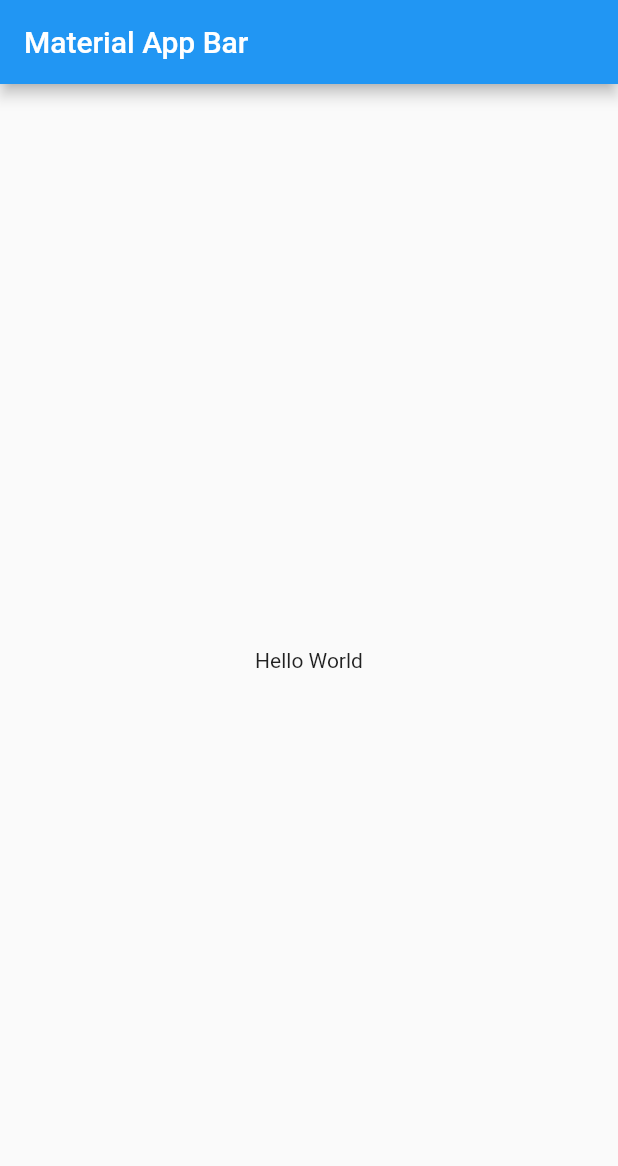
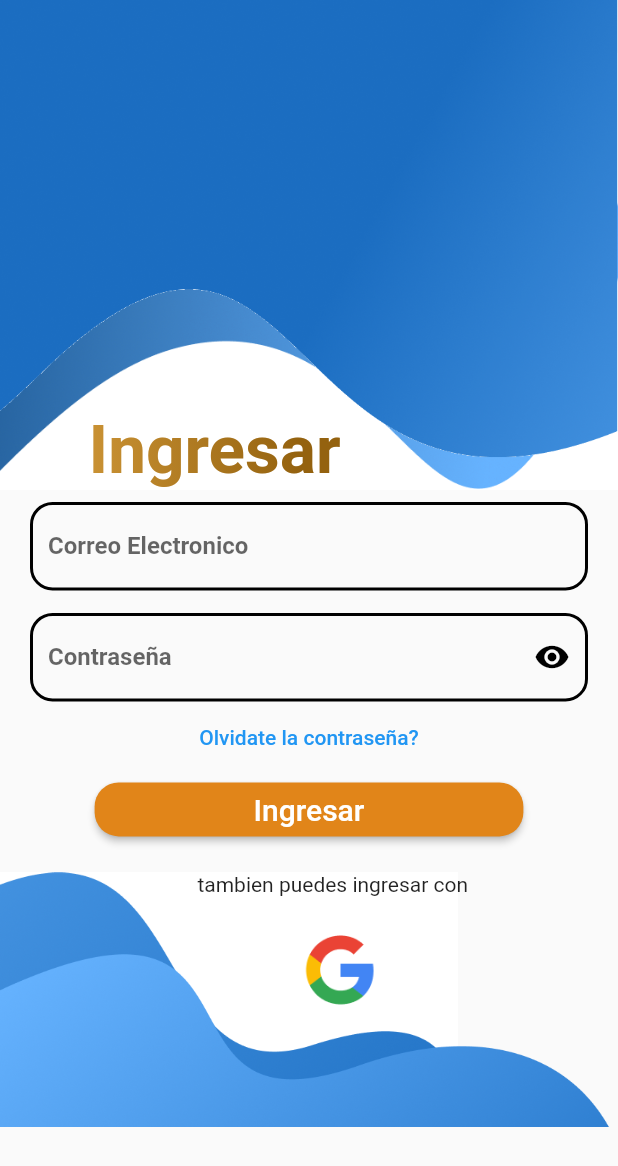
Before and after one commit to el-colosal-2211/Ciclo-4b-, a Flutter app: the screen it shows after launch, on a phone screen of 412 x 824 dp. Shown: the top 1166 px of the screen. Run offline on Flutter 3.47's test engine with Material 2 defaults, Android fonts, the phone set to English and light mode, and no system bars.

Commit message:
Se crea la pantalla del login y la ruta hacia la pantalla de opciones de scan

```diff
--- a/ciclo4b/lib/main.dart
+++ b/ciclo4b/lib/main.dart
@@ -1,4 +1,7 @@
 import 'package:flutter/material.dart';
+
+import 'package:ciclo4b/pages/login_page.dart';
+import 'package:ciclo4b/pages/opcion_scan_page.dart';
 
 void main() => runApp(const MyApp());
 
@@ -8,15 +11,13 @@ class MyApp extends StatelessWidget {
   @override
   Widget build(BuildContext context) {
     return MaterialApp(
-      title: 'Material App',
-      home: Scaffold(
-        appBar: AppBar(
-          title: const Text('Material App Bar'),
-        ),
-        body: const Center(
-          child: Text('Hello World'),
-        ),
-      ),
+      debugShowCheckedModeBanner: false,
+      title: 'CES APP',
+      initialRoute: 'login_page',
+      routes: {
+        'login_page': (_) => const LoginPage(),
+        'opcion_scan_page': (_) => OpcionScanPage(),
+      },
     );
   }
 }
--- a/ciclo4b/lib/pages/login_page.dart
+++ b/ciclo4b/lib/pages/login_page.dart
@@ -0,0 +1,217 @@
+import 'package:flutter/material.dart';
+
+class LoginPage extends StatelessWidget {
+  const LoginPage({super.key});
+
+  @override
+  Widget build(BuildContext context) {
+    return Scaffold(
+      body: SingleChildScrollView(
+        child: Column(
+          children: [
+            _header(),
+            _Formulario(),
+            _botton(),
+          ],
+        ),
+      ),
+    );
+  }
+
+  Widget _header() {
+    return Stack(
+      children: [
+        Padding(
+          padding: const EdgeInsets.only(top: 35.0),
+          child: Image.asset(
+            'assets/login2.png',
+            fit: BoxFit.scaleDown,
+          ),
+        ),
+        // ClipRRect(
+        //   child: Flexible(
+        //     child: Image.asset(
+        //       'assets/login4.png',
+        //       fit: BoxFit.cover,
+        //     ),
+        //   ),
+        // ),
+        Image.asset(
+          'assets/login1.png',
+          fit: BoxFit.contain,
+        ),
+        Positioned(bottom: 0, right: 185, child: _textoIngreso())
+      ],
+    );
+  }
+
+  Widget _textoIngreso() {
+    final Shader linearGradient = const LinearGradient(
+      colors: <Color>[Color(0xffE0A643), Color(0xff94620F)],
+    ).createShader(const Rect.fromLTWH(0.0, 0.0, 200.0, 70.0));
+    return Container(
+      alignment: Alignment.topLeft,
+      margin: const EdgeInsets.only(left: 20.0),
+      child: Text(
+        'Ingresar',
+        style: TextStyle(
+          fontWeight: FontWeight.bold,
+          fontSize: 45,
+          foreground: Paint()..shader = linearGradient,
+        ),
+      ),
+    );
+  }
+
+  Widget _botton() {
+    return Stack(
+      alignment: Alignment.bottomLeft,
+      children: [
+        SizedBox(
+          height: 170,
+          child: Image.asset(
+            'assets/login3.png',
+            fit: BoxFit.scaleDown,
+          ),
+        ),
+        Image.asset(
+          'assets/login5.png',
+          fit: BoxFit.contain,
+        ),
+        const Positioned(
+          top: 0,
+          right: 100,
+          child: Text('tambien puedes ingresar con'),
+        ),
+        Positioned(
+          top: 30,
+          right: 160,
+          child: GestureDetector(
+            onTap: () {},
+            child: Container(
+              margin: const EdgeInsets.only(top: 10.0),
+              height: 50.0,
+              child: Image.asset('assets/google.png'),
+            ),
+          ),
+        ),
+      ],
+    );
+  }
+}
+
+class _Formulario extends StatelessWidget {
+  final formKey = GlobalKey<FormState>();
+
+  //
+  @override
+  Widget build(BuildContext context) {
+    return Form(
+      key: formKey,
+      child: Padding(
+        padding: const EdgeInsets.symmetric(horizontal: 20.0, vertical: 8.0),
+        child: Column(
+          children: [
+            _campoCorreoElectronico(),
+            const SizedBox(height: 15.0),
+            _campoClave(),
+            TextButton(
+              onPressed: () {},
+              child: const Text('Olvidate la contraseña?'),
+            ),
+            _botonIngresar(context),
+            const SizedBox(height: 10.0),
+          ],
+        ),
+      ),
+    );
+  }
+
+  Widget _campoCorreoElectronico() {
+    return TextFormField(
+      keyboardType: TextInputType.emailAddress,
+      decoration: const InputDecoration(
+        errorBorder: OutlineInputBorder(
+            borderRadius: BorderRadius.all(Radius.circular(10.0)),
+            borderSide: BorderSide(color: Colors.red, width: 2)),
+        enabledBorder: OutlineInputBorder(
+          borderSide: BorderSide(width: 2.0),
+          borderRadius: BorderRadius.all(
+            Radius.circular(15.0),
+          ),
+        ),
+        labelText: 'Correo Electronico',
+        labelStyle: TextStyle(fontWeight: FontWeight.bold),
+      ),
+      validator: (value) {
+        if (value == null || value.isEmpty) {
+          return 'El correo electronico es Obligatorio';
+        }
+        if (!value.contains('@') && !value.contains('.')) {
+          return 'El correo no es valido';
+        }
+        return null;
+      },
+    );
+  }
+
+  Widget _campoClave() {
+    return TextFormField(
+      obscureText: true,
+      decoration: const InputDecoration(
+        errorBorder: OutlineInputBorder(
+            borderRadius: BorderRadius.all(Radius.circular(10.0)),
+            borderSide: BorderSide(color: Colors.red, width: 2)),
+        enabledBorder: OutlineInputBorder(
+          borderSide: BorderSide(width: 2.0),
+          borderRadius: BorderRadius.all(
+            Radius.circular(15.0),
+          ),
+        ),
+        suffixIcon: Icon(
+          Icons.remove_red_eye,
+          color: Colors.black,
+        ),
+        labelText: 'Contraseña',
+        labelStyle: TextStyle(fontWeight: FontWeight.bold),
+      ),
+      validator: (value) {
+        if (value == null || value.isEmpty) {
+          return 'La contraseña es Obligatorio';
+        }
+        //TODO: Preguntar que  no esta validando esta condicion
+        if (value.length == 6) {
+          return "Debe contener 6 caracteres";
+        }
+      },
+    );
+  }
+
+  Widget _botonIngresar(BuildContext context) {
+    return ElevatedButton(
+      style: ButtonStyle(
+        backgroundColor: const MaterialStatePropertyAll(Color(0xffE18519)),
+        shape: MaterialStateProperty.all(
+          RoundedRectangleBorder(
+            // Change your radius here
+            borderRadius: BorderRadius.circular(16),
+          ),
+        ),
+      ),
+      onPressed: () {
+        if (formKey.currentState!.validate()) {
+          // TODO: Validar usuario y contraseña  en BD
+
+          Navigator.pushNamed(context, 'opcion_scan_page');
+        }
+      },
+      child: const Padding(
+        padding: EdgeInsets.symmetric(horizontal: 90),
+        child: Text(
+          'Ingresar',
+          style: TextStyle(fontSize: 20.0),
+        ),
+      ),
+    );
+  }
+}
--- /dev/null
+++ b/ciclo4b/lib/pages/opcion_scan_page.dart
@@ -0,0 +1,12 @@
+import 'package:flutter/material.dart';
+
+class OpcionScanPage extends StatelessWidget {
+  const OpcionScanPage({super.key});
+
+  @override
+  Widget build(BuildContext context) {
+    return Scaffold(
+      body: Center(child: Text('Elige la opcion a escanear')),
+    );
+  }
+}
--- a/ciclo4b/pubspec.yaml
+++ b/ciclo4b/pubspec.yaml
@@ -60,8 +60,8 @@ flutter:
   uses-material-design: true
 
   # To add assets to your application, add an assets section, like this:
-  # assets:
-  #   - images/a_dot_burr.jpeg
+  assets:
+    - assets/
   #   - images/a_dot_ham.jpeg
 
   # An image asset can refer to one or more resolution-specific "variants", see
```
Also changed, not shown: ciclo4b/assets/google.png (added), ciclo4b/assets/login1.png (added), ciclo4b/assets/login2.png (added), ciclo4b/assets/login3.png (added), ciclo4b/assets/login4.png (added), ciclo4b/assets/login5.png (added).
